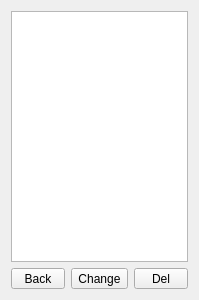
Old version of the form dlglist.ui in the repository ic005k/Knot-Legacy.
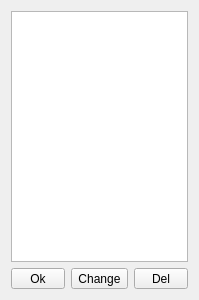
New version of the form.

What changed in the file:
```diff
--- a/dlglist.ui
+++ b/dlglist.ui
@@ -28,7 +28,7 @@
         </sizepolicy>
        </property>
        <property name="text">
-        <string>Back</string>
+        <string>Ok</string>
        </property>
       </widget>
      </item>
```
